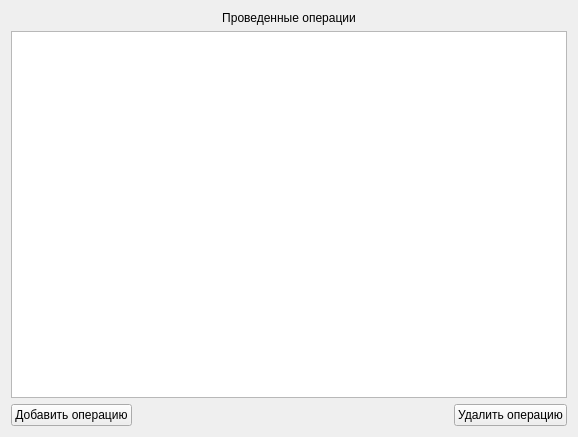
This is Surgery-Qt/Window/operationswindow.ui in dmkrch/Surgery-Qt as Qt 5 draws it before an edit. The edited form follows.
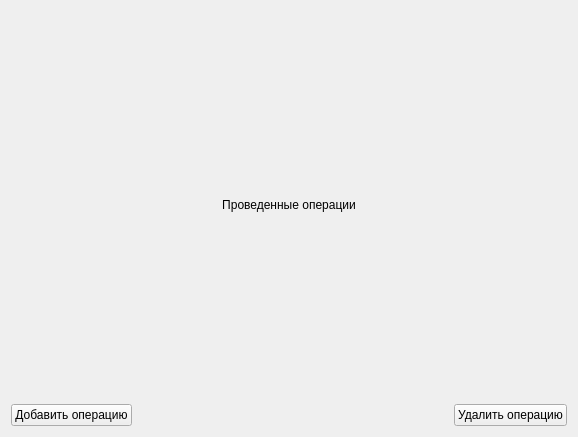
This is the edited form.

Patch:
```diff
--- a/Surgery-Qt/Window/operationswindow.ui
+++ b/Surgery-Qt/Window/operationswindow.ui
@@ -14,8 +14,14 @@
    <string>Form</string>
   </property>
   <layout class="QVBoxLayout" name="verticalLayout_2">
+   <property name="sizeConstraint">
+    <enum>QLayout::SetDefaultConstraint</enum>
+   </property>
    <item>
-    <layout class="QVBoxLayout" name="verticalLayout">
+    <layout class="QVBoxLayout" name="verticalLayout" stretch="0">
+     <property name="sizeConstraint">
+      <enum>QLayout::SetDefaultConstraint</enum>
+     </property>
      <item>
       <widget class="QLabel" name="label">
        <property name="text">
@@ -26,9 +32,6 @@
        </property>
       </widget>
      </item>
-     <item>
-      <widget class="QTableView" name="tableView"/>
-     </item>
     </layout>
    </item>
    <item>
```
Left out of the diff: 3 changed lines with no effect on the pictures.
